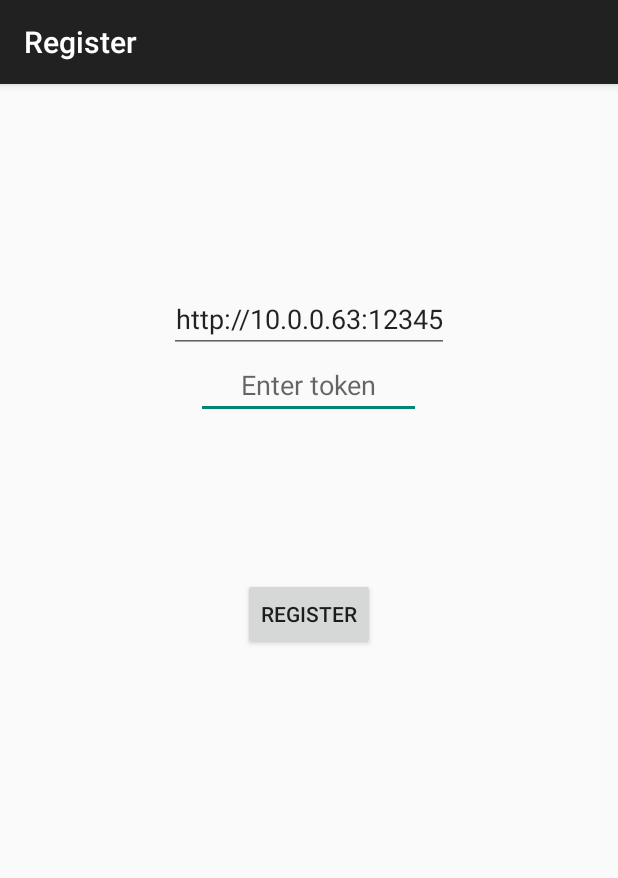
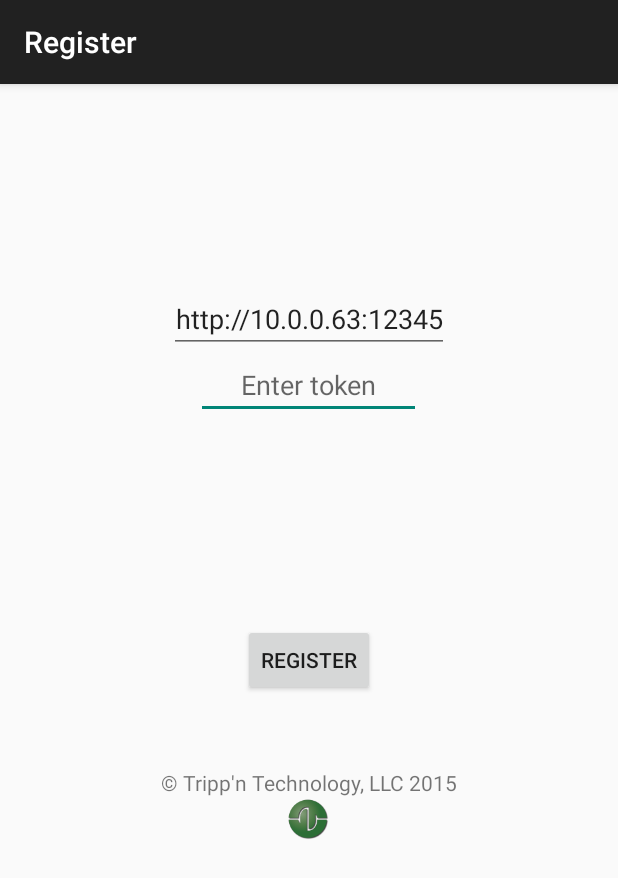
Before and after one commit to trippntechnology/DoorSecurity, an Android app: the screen it shows after launch (Register), on a phone screen of 412 x 824 dp. Shown: the top 878 px of the screen. Run offline under Robolectric (Android 15) with nearby library versions, the phone set to English and light mode, and no system bars; libraries missing offline, so code that uses them is left out: com.squareup.okhttp, retrofit.client; 2 statements that could not run were skipped.

Commit message:
Added TNT Logo

```diff
--- a/app/src/main/res/layout/registration.xml
+++ b/app/src/main/res/layout/registration.xml
@@ -23,8 +23,7 @@
         android:id="@+id/registerButton"
         android:onClick="registerButton"
         android:nestedScrollingEnabled="false"
-        android:layout_marginTop="106dp"
-        android:layout_below="@+id/tokenText"
+        android:layout_centerVertical="true"
         android:layout_centerHorizontal="true" />
 
     <EditText
@@ -38,4 +37,29 @@
         android:gravity="center_horizontal"
         android:hint="Enter URL"
         android:text="http://10.0.0.63:12345" />
+
+    <LinearLayout
+        android:orientation="vertical"
+        android:layout_width="match_parent"
+        android:layout_height="match_parent"
+        android:layout_below="@+id/registerButton"
+        android:layout_marginTop="48dp"
+        android:weightSum="1"
+        android:gravity="center_horizontal"
+        android:layout_centerHorizontal="true">
+
+        <TextView
+            android:layout_width="wrap_content"
+            android:layout_height="wrap_content"
+            android:textAppearance="?android:attr/textAppearanceSmall"
+            android:text="@string/copyright"
+            android:id="@+id/textView" />
+
+        <ImageView
+            android:layout_width="30dp"
+            android:layout_height="30dp"
+            android:id="@+id/imageView"
+            android:src="@drawable/tnt_logo"/>
+    </LinearLayout>
+
 </RelativeLayout>
--- a/app/src/main/res/values/strings.xml
+++ b/app/src/main/res/values/strings.xml
@@ -17,4 +17,5 @@
     <string name="relay_return_error">No door access!</string>
     <string name="door_open_success">Door successfully unlocked</string>
     <string name="door_open_failure">Failed to unlock door</string>
+    <string name="copyright">\u00A9 Tripp\'n Technology, LLC 2015</string>
 </resources>
```
Also changed, not shown: app/src/main/res/drawable-hdpi/tnt_logo.png (added), app/src/main/res/drawable-mdpi/tnt_logo.png (added), app/src/main/res/drawable-xhdpi/tnt_logo.png (added), app/src/main/res/drawable-xxhdpi/tnt_logo.png (added), app/src/main/res/drawable-xxxhdpi/tnt_logo.png (added).
